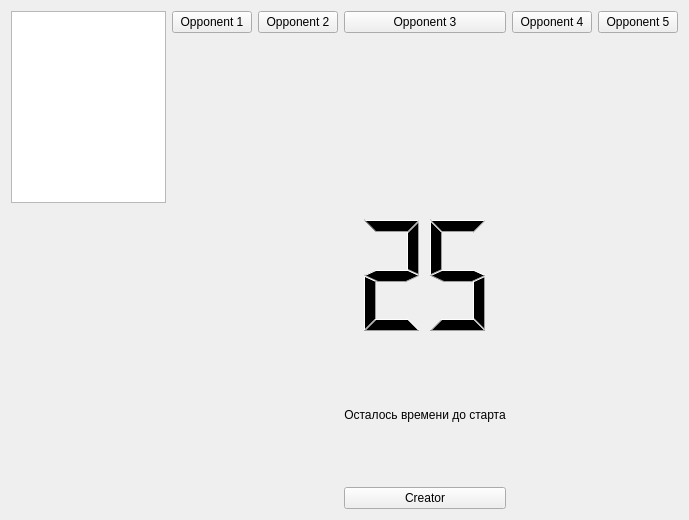
This is Nayda/roomcreationwaitinglobby.ui in Mar94oK/Nayda as Qt 5 draws it before an edit. The edited form follows.
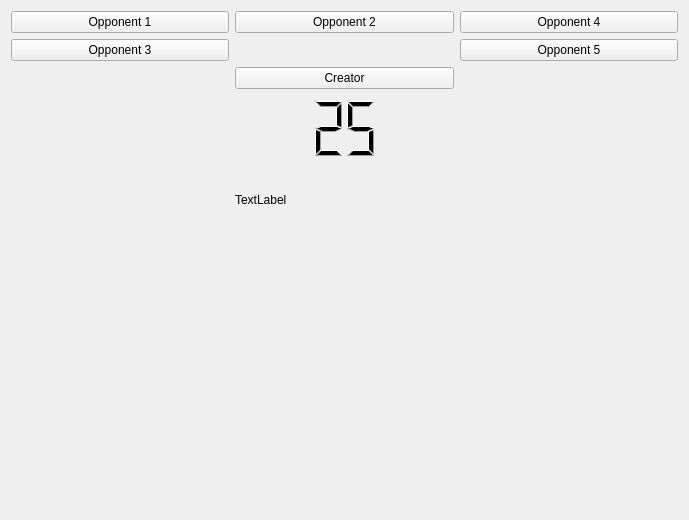
This is the edited form. Custom widgets are drawn as their Qt base class.

Patch:
```diff
--- a/Nayda/roomcreationwaitinglobby.ui
+++ b/Nayda/roomcreationwaitinglobby.ui
@@ -14,71 +14,62 @@
    <string>Ожидание оппонентов</string>
   </property>
   <layout class="QGridLayout" name="gridLayout_2">
-   <item row="4" column="5">
-    <widget class="QLabel" name="lbl_TimeLeftBeforeStart">
-     <property name="sizePolicy">
-      <sizepolicy hsizetype="Minimum" vsizetype="Minimum">
-       <horstretch>0</horstretch>
-       <verstretch>0</verstretch>
-      </sizepolicy>
-     </property>
-     <property name="text">
-      <string>Осталось времени до старта</string>
-     </property>
-     <property name="alignment">
-      <set>Qt::AlignCenter</set>
-     </property>
-    </widget>
-   </item>
-   <item row="0" column="6">
+   <item row="0" column="2">
     <widget class="QPushButton" name="btn_Opponent_4">
      <property name="text">
       <string>Opponent 4</string>
      </property>
     </widget>
    </item>
-   <item row="0" column="7">
-    <widget class="QPushButton" name="btn_Opponent_5">
-     <property name="text">
-      <string>Opponent 5</string>
-     </property>
-    </widget>
-   </item>
-   <item row="0" column="4">
+   <item row="0" column="1">
     <widget class="QPushButton" name="btn_Opponent_3">
      <property name="text">
       <string>Opponent 2</string>
      </property>
     </widget>
    </item>
-   <item row="0" column="0" rowspan="2" colspan="2">
-    <widget class="QTextBrowser" name="txtBrsr_Dialog"/>
+   <item row="5" column="0" rowspan="3" colspan="3">
+    <widget class="MunchkinDialog" name="widget" native="true">
+     <property name="sizePolicy">
+      <sizepolicy hsizetype="Preferred" vsizetype="Preferred">
+       <horstretch>0</horstretch>
+       <verstretch>0</verstretch>
+      </sizepolicy>
+     </property>
+    </widget>
    </item>
-   <item row="0" column="5">
+   <item row="1" column="2">
+    <widget class="QPushButton" name="btn_Opponent_5">
+     <property name="text">
+      <string>Opponent 5</string>
+     </property>
+    </widget>
+   </item>
+   <item row="1" column="0">
     <widget class="QPushButton" name="btn_Opponent_2">
      <property name="text">
       <string>Opponent 3</string>
      </property>
     </widget>
    </item>
-   <item row="0" column="3">
-    <widget class="QPushButton" name="btn_Opponent_1">
-     <property name="text">
-      <string>Opponent 1</string>
+   <item row="8" column="0" colspan="3">
+    <widget class="GameSettingsWidget" name="wdgt_GameSettings" native="true">
+     <property name="sizePolicy">
+      <sizepolicy hsizetype="Preferred" vsizetype="Minimum">
+       <horstretch>0</horstretch>
+       <verstretch>0</verstretch>
+      </sizepolicy>
      </property>
     </widget>
    </item>
-   <item row="5" column="0" colspan="2">
-    <widget class="GameSettingsWidget" name="wdgt_GameSettings" native="true"/>
-   </item>
-   <item row="5" column="5">
+   <item row="2" column="1">
     <widget class="QPushButton" name="btn_Creator">
      <property name="text">
       <string>Creator</string>
      </property>
     </widget>
    </item>
-   <item row="3" column="5">
+   <item row="3" column="1">
     <widget class="QLCDNumber" name="lcd_BackCounter">
      <property name="layoutDirection">
       <enum>Qt::LeftToRight</enum>
@@ -106,6 +97,20 @@
      </property>
     </widget>
    </item>
+   <item row="0" column="0">
+    <widget class="QPushButton" name="btn_Opponent_1">
+     <property name="text">
+      <string>Opponent 1</string>
+     </property>
+    </widget>
+   </item>
+   <item row="4" column="1">
+    <widget class="QLabel" name="lbl_TimeLeftBeforeStart">
+     <property name="text">
+      <string>TextLabel</string>
+     </property>
+    </widget>
+   </item>
   </layout>
  </widget>
  <customwidgets>
@@ -115,6 +120,12 @@
    <header location="global">gamesettingswidget.h</header>
    <container>1</container>
   </customwidget>
+  <customwidget>
+   <class>MunchkinDialog</class>
+   <extends>QWidget</extends>
+   <header location="global">munchkindialog.h</header>
+   <container>1</container>
+  </customwidget>
  </customwidgets>
  <resources/>
  <connections/>
```
